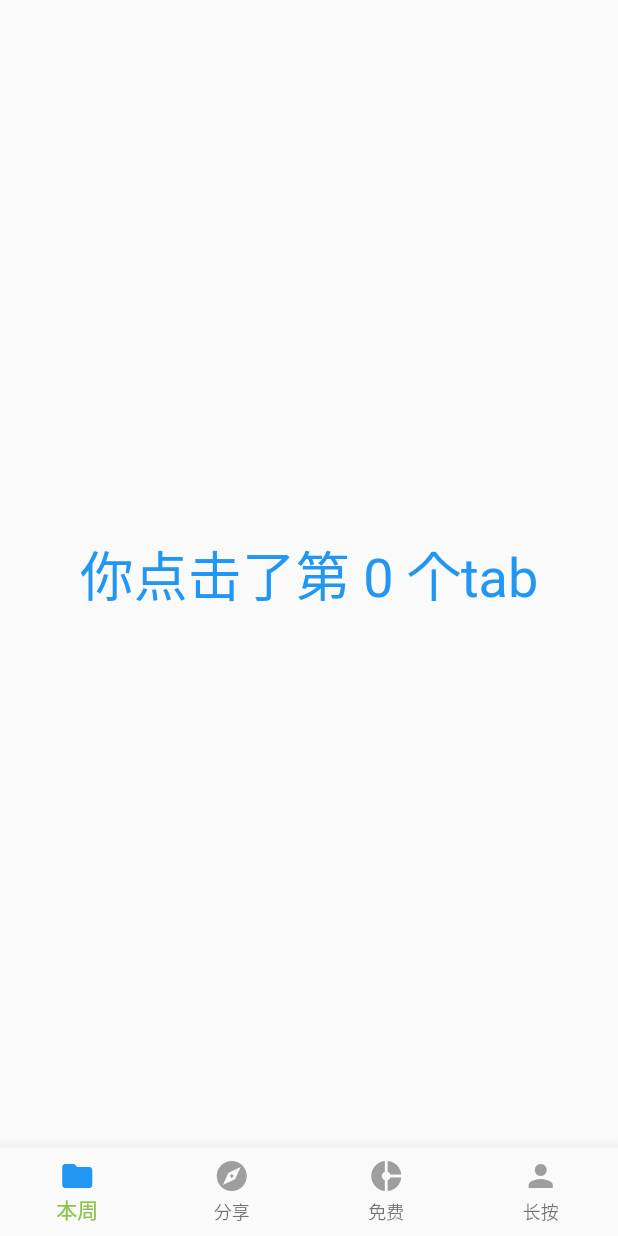
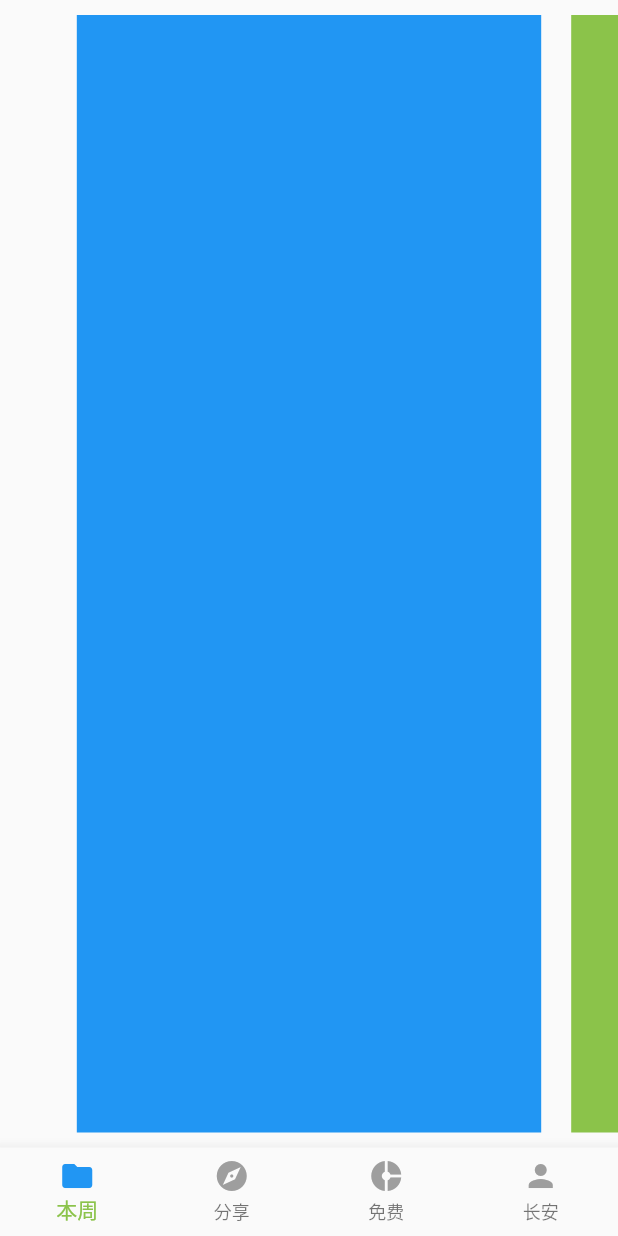
Before and after one commit to zhuohengfeng/book_reader, a Flutter app: the screen it shows after launch, on a phone screen of 412 x 824 dp. Run offline on Flutter 3.47's test engine with Material 2 defaults, Android fonts, the phone set to English and light mode, and no system bars.

Commit message:
[feat] 实现内容区域和tab区域联动

```diff
--- /dev/null
+++ b/lib/content_page.dart
@@ -0,0 +1,79 @@
+import 'package:flutter/material.dart';
+
+/// 显示内容部分
+class ContentPage extends StatefulWidget {
+  // 定义page滑动的回调
+  final ValueChanged<int> onPageChanged;
+  final ContentPageController contentPageController;
+
+  const ContentPage({Key key, this.onPageChanged, this.contentPageController}) : super(key: key);
+
+  @override
+  _ContentPageState createState() => _ContentPageState();
+}
+
+class _ContentPageState extends State<ContentPage> {
+  static List<Color> _colors = [
+    Colors.blue,
+    Colors.lightGreen,
+    Colors.amberAccent,
+    Colors.orange
+  ];
+
+  PageController _pageController = PageController(
+    viewportFraction: 0.8 // 设置视图比例
+  );
+
+  @override
+  void initState() {
+    // TODO: implement initState
+    if (widget.contentPageController != null) {
+      widget.contentPageController._pageController = this._pageController;
+    }
+    super.initState();
+  }
+
+  @override
+  Widget build(BuildContext context) {
+    return Column(
+      children: <Widget>[
+        // 搜索栏 appbar
+
+        // 内容栏
+        // 使用Expanded权重来分配子View的空间占比
+        // 高度撑开，否则在column中没有指定高度会报错
+        new Expanded(
+            child: new PageView(
+              controller: _pageController,
+              onPageChanged: widget.onPageChanged,
+              children: <Widget>[
+                _wrapItem(0),
+                _wrapItem(1),
+                _wrapItem(2),
+                _wrapItem(3),
+              ],
+            ),
+        ),
+
+      ],
+    );
+  }
+
+  Widget _wrapItem(int index) {
+    return new Padding(
+        padding: EdgeInsets.all(10),
+        child: Container(
+          decoration: BoxDecoration(color: _colors[index]),
+        ),
+    );
+  }
+}
+
+/// 内容区域控制器
+class ContentPageController {
+    PageController _pageController;
+
+    void jumpToPage(int page) {
+      _pageController?.jumpToPage(page);
+    }
+}
--- a/lib/tab_navigator.dart
+++ b/lib/tab_navigator.dart
@@ -1,4 +1,6 @@
 import 'package:flutter/material.dart';
+
+import 'content_page.dart';
 
 /// 底部导航条
 class TabNavigator extends StatefulWidget {
@@ -10,6 +12,7 @@ class _TabNavigatorState extends State<TabNavigator> {
   final _defaultColor = Colors.grey;
   final _activeColor = Colors.blue;
   int _currentIndex = 0;
+  final ContentPageController _contentPageController = ContentPageController();
 
   @override
   Widget build(BuildContext context) {
@@ -26,17 +29,22 @@ class _TabNavigatorState extends State<TabNavigator> {
             end: Alignment.bottomCenter,
           ),
         ),
-        child: Center(
-          child: Text(
-            '你点击了第 $_currentIndex 个tab',
-            style: TextStyle(fontSize: 36, color: Colors.blue),
-          ),
+        child: ContentPage(
+          contentPageController: _contentPageController,
+          onPageChanged: (index) {
+            // 修改状态
+            setState(() {
+              _currentIndex = index;
+            });
+          },
         ),
       ),
       /// 底部导航条
       bottomNavigationBar: BottomNavigationBar(
         currentIndex: _currentIndex,
         onTap: (index) {
+          // 点击tab，滑动viewpage
+          _contentPageController.jumpToPage(index);
           // 修改状态
           setState(() {
             _currentIndex = index;
@@ -47,7 +55,7 @@ class _TabNavigatorState extends State<TabNavigator> {
           _bottomItem('本周', Icons.folder, 0),
           _bottomItem('分享', Icons.explore, 1),
           _bottomItem('免费', Icons.donut_small, 2),
-          _bottomItem('长按', Icons.person, 3),
+          _bottomItem('长安', Icons.person, 3),
         ],
         type: BottomNavigationBarType.fixed,
       ),
```
